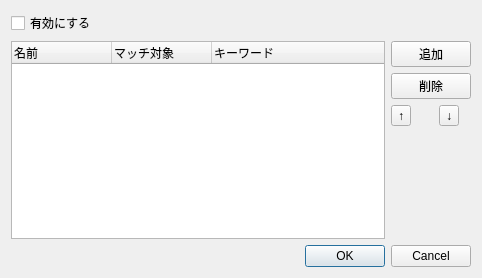
First picture: the form in ui/matchandaddbroadcast.ui, repository diginatu/Viqo, before the edit.
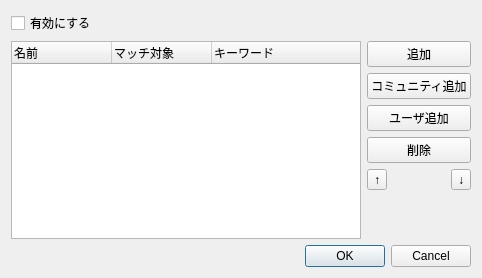
Second picture: the form after the edit.

Commit message: SearchNotifyBroad : addition of a community search

Diff of the .ui file:
```diff
--- a/ui/matchandaddbroadcast.ui
+++ b/ui/matchandaddbroadcast.ui
@@ -14,14 +14,14 @@
    <string>Dialog</string>
   </property>
   <layout class="QGridLayout" name="gridLayout">
-   <item row="3" column="2">
-    <widget class="QToolButton" name="itemDownButton">
+   <item row="3" column="1" colspan="3">
+    <widget class="QPushButton" name="userAddButton">
      <property name="text">
-      <string>↓</string>
+      <string>ユーザ追加</string>
      </property>
     </widget>
    </item>
-   <item row="1" column="0" rowspan="5">
+   <item row="1" column="0" rowspan="7">
     <widget class="QTreeWidget" name="treeWidget">
      <property name="tabKeyNavigation">
       <bool>true</bool>
@@ -46,21 +46,21 @@
      </column>
     </widget>
    </item>
-   <item row="2" column="1" colspan="2">
+   <item row="4" column="1" colspan="3">
     <widget class="QPushButton" name="deleteButton">
      <property name="text">
       <string>削除</string>
      </property>
     </widget>
    </item>
-   <item row="1" column="1" colspan="2">
+   <item row="1" column="1" colspan="3">
     <widget class="QPushButton" name="addButton">
      <property name="text">
       <string>追加</string>
      </property>
     </widget>
    </item>
-   <item row="5" column="1" colspan="2">
+   <item row="7" column="1" colspan="3">
     <spacer name="verticalSpacer">
      <property name="orientation">
       <enum>Qt::Vertical</enum>
@@ -73,7 +73,7 @@
      </property>
     </spacer>
    </item>
-   <item row="6" column="0" colspan="3">
+   <item row="8" column="0" colspan="4">
     <widget class="QDialogButtonBox" name="buttonBox">
      <property name="orientation">
       <enum>Qt::Horizontal</enum>
@@ -83,20 +83,50 @@
      </property>
     </widget>
    </item>
-   <item row="3" column="1">
+   <item row="5" column="1">
     <widget class="QToolButton" name="itemUpButton">
      <property name="text">
       <string>↑</string>
      </property>
     </widget>
    </item>
-   <item row="0" column="0" colspan="3">
+   <item row="0" column="0" colspan="4">
     <widget class="QCheckBox" name="enableChk">
      <property name="text">
       <string>有効にする</string>
      </property>
     </widget>
    </item>
+   <item row="2" column="1" colspan="3">
+    <widget class="QPushButton" name="communityAddButton">
+     <property name="text">
+      <string>コミュニティ追加</string>
+     </property>
+    </widget>
+   </item>
+   <item row="5" column="3">
+    <widget class="QToolButton" name="itemDownButton">
+     <property name="text">
+      <string>↓</string>
+     </property>
+    </widget>
+   </item>
+   <item row="5" column="2">
+    <spacer name="horizontalSpacer">
+     <property name="orientation">
+      <enum>Qt::Horizontal</enum>
+     </property>
+     <property name="sizeType">
+      <enum>QSizePolicy::Minimum</enum>
+     </property>
+     <property name="sizeHint" stdset="0">
+      <size>
+       <width>40</width>
+       <height>20</height>
+      </size>
+     </property>
+    </spacer>
+   </item>
   </layout>
  </widget>
  <resources/>
```
The commit also changes 6 other files.
